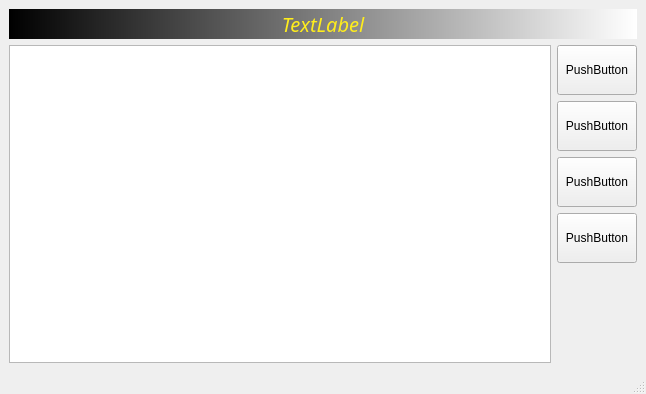
This is ui/Main.ui in patradanai/Pyside_GUI_BRT_EDITOR as Qt 5 draws it before an edit. The edited form follows.
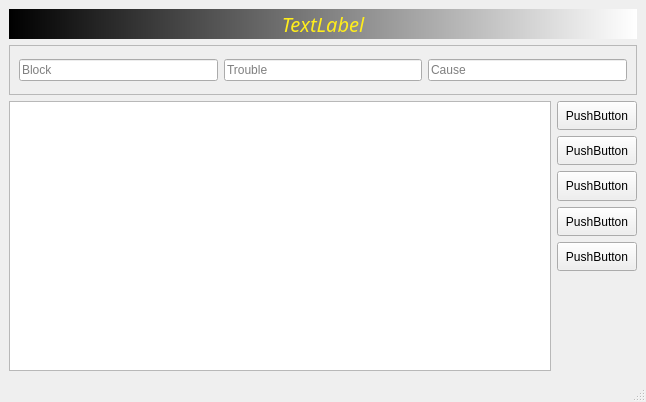
This is the edited form.

The edit to the form file:
```diff
--- a/ui/Main.ui
+++ b/ui/Main.ui
@@ -7,12 +7,15 @@
     <x>0</x>
     <y>0</y>
     <width>646</width>
-    <height>394</height>
+    <height>402</height>
    </rect>
   </property>
   <property name="windowTitle">
    <string>MainWindow</string>
   </property>
+  <property name="styleSheet">
+   <string notr="true"/>
+  </property>
   <widget class="QWidget" name="centralwidget">
    <layout class="QHBoxLayout" name="horizontalLayout_2">
     <item>
@@ -55,10 +58,87 @@
         </property>
        </widget>
       </item>
+      <item>
+       <widget class="QFrame" name="frame">
+        <property name="minimumSize">
+         <size>
+          <width>0</width>
+          <height>50</height>
+         </size>
+        </property>
+        <property name="frameShape">
+         <enum>QFrame::StyledPanel</enum>
+        </property>
+        <property name="frameShadow">
+         <enum>QFrame::Raised</enum>
+        </property>
+        <layout class="QHBoxLayout" name="horizontalLayout_4">
+         <item>
+          <layout class="QHBoxLayout" name="horizontalLayout_3">
+           <item>
+            <widget class="QLineEdit" name="lineEdit">
+             <property name="inputMask">
+              <string/>
+             </property>
+             <property name="text">
+              <string/>
+             </property>
+             <property name="placeholderText">
+              <string>Block</string>
+             </property>
+            </widget>
+           </item>
+           <item>
+            <widget class="QLineEdit" name="lineEdit_2">
+             <property name="placeholderText">
+              <string>Trouble</string>
+             </property>
+            </widget>
+           </item>
+           <item>
+            <widget class="QLineEdit" name="lineEdit_3">
+             <property name="placeholderText">
+              <string>Cause</string>
+             </property>
+            </widget>
+           </item>
+          </layout>
+         </item>
+        </layout>
+       </widget>
+      </item>
       <item>
        <layout class="QHBoxLayout" name="horizontalLayout">
         <item>
-         <widget class="QTableView" name="tableView"/>
+         <widget class="QTableView" name="tableView">
+          <property name="horizontalScrollBarPolicy">
+           <enum>Qt::ScrollBarAsNeeded</enum>
+          </property>
+          <property name="sizeAdjustPolicy">
+           <enum>QAbstractScrollArea::AdjustIgnored</enum>
+          </property>
+          <property name="alternatingRowColors">
+           <bool>true</bool>
+          </property>
+          <attribute name="horizontalHeaderCascadingSectionResizes">
+           <bool>false</bool>
+          </attribute>
+          <attribute name="horizontalHeaderDefaultSectionSize">
+           <number>100</number>
+          </attribute>
+          <attribute name="horizontalHeaderMinimumSectionSize">
+           <number>39</number>
+          </attribute>
+          <attribute name="horizontalHeaderShowSortIndicator" stdset="0">
+           <bool>false</bool>
+          </attribute>
+          <attribute name="horizontalHeaderStretchLastSection">
+           <bool>true</bool>
+          </attribute>
+          <attribute name="verticalHeaderStretchLastSection">
+           <bool>false</bool>
+          </attribute>
+         </widget>
         </item>
         <item>
          <layout class="QVBoxLayout" name="verticalLayout">
@@ -114,6 +194,19 @@
             </property>
            </widget>
           </item>
+          <item>
+           <widget class="QPushButton" name="pushButton_5">
+            <property name="sizePolicy">
+             <sizepolicy hsizetype="Minimum" vsizetype="Preferred">
+              <horstretch>0</horstretch>
+              <verstretch>0</verstretch>
+             </sizepolicy>
+            </property>
+            <property name="text">
+             <string>PushButton</string>
+            </property>
+           </widget>
+          </item>
           <item>
            <spacer name="verticalSpacer">
             <property name="orientation">
```
